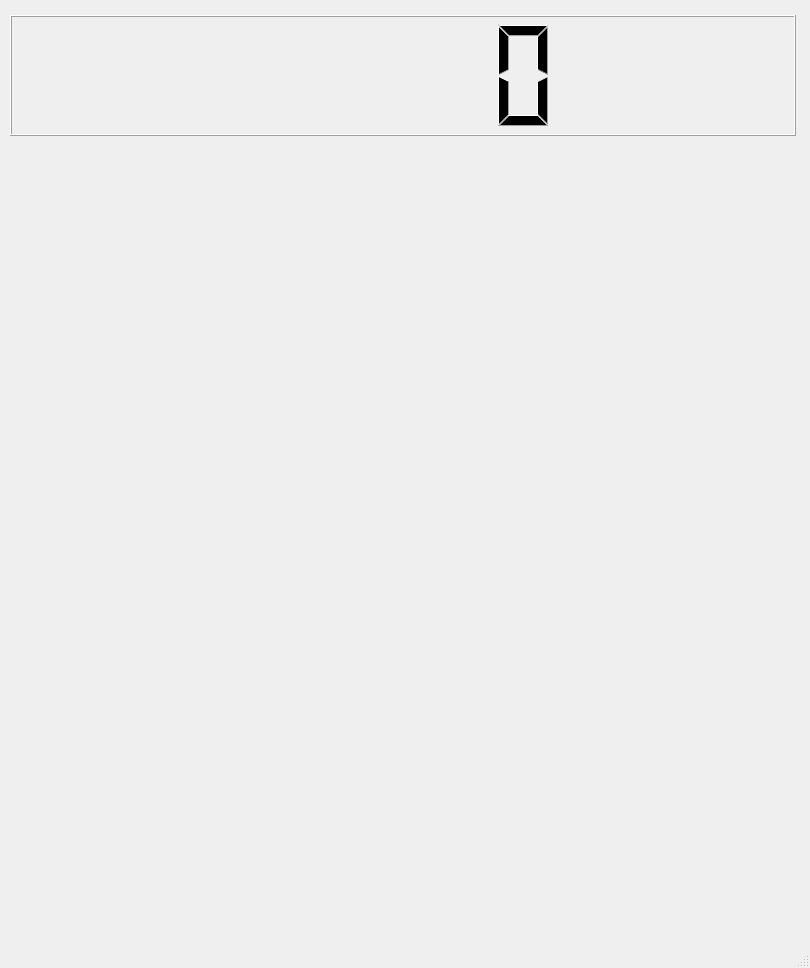
Qt form MainWindow.ui (Beziu/Calculator) before a commit.
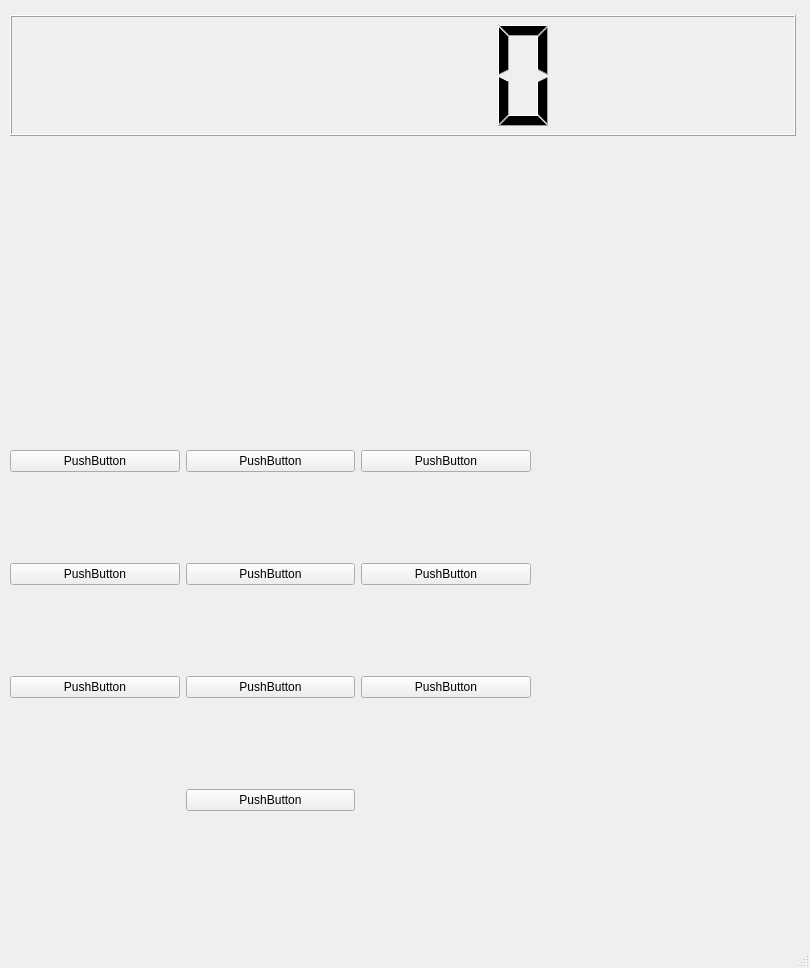
The same form after that commit.

Commit message: Ads numeric buttons

The edit to the form file:
```diff
--- a/MainWindow.ui
+++ b/MainWindow.ui
@@ -24,6 +24,88 @@
      </rect>
     </property>
    </widget>
+   <widget class="QWidget" name="gridLayoutWidget">
+    <property name="geometry">
+     <rect>
+      <x>10</x>
+      <y>365</y>
+      <width>521</width>
+      <height>531</height>
+     </rect>
+    </property>
+    <layout class="QGridLayout" name="gridLayout">
+     <item row="1" column="0">
+      <widget class="QPushButton" name="pushButton_2">
+       <property name="text">
+        <string>PushButton</string>
+       </property>
+      </widget>
+     </item>
+     <item row="0" column="1">
+      <widget class="QPushButton" name="pushButton_4">
+       <property name="text">
+        <string>PushButton</string>
+       </property>
+      </widget>
+     </item>
+     <item row="2" column="0">
+      <widget class="QPushButton" name="pushButton_3">
+       <property name="text">
+        <string>PushButton</string>
+       </property>
+      </widget>
+     </item>
+     <item row="1" column="1">
+      <widget class="QPushButton" name="pushButton_6">
+       <property name="text">
+        <string>PushButton</string>
+       </property>
+      </widget>
+     </item>
+     <item row="0" column="2">
+      <widget class="QPushButton" name="pushButton_5">
+       <property name="text">
+        <string>PushButton</string>
+       </property>
+      </widget>
+     </item>
+     <item row="2" column="2">
+      <widget class="QPushButton" name="pushButton_8">
+       <property name="text">
+        <string>PushButton</string>
+       </property>
+      </widget>
+     </item>
+     <item row="2" column="1">
+      <widget class="QPushButton" name="pushButton_9">
+       <property name="text">
+        <string>PushButton</string>
+       </property>
+      </widget>
+     </item>
+     <item row="1" column="2">
+      <widget class="QPushButton" name="pushButton_7">
+       <property name="text">
+        <string>PushButton</string>
+       </property>
+      </widget>
+     </item>
+     <item row="0" column="0">
+      <widget class="QPushButton" name="pushButton">
+       <property name="text">
+        <string>PushButton</string>
+       </property>
+      </widget>
+     </item>
+     <item row="3" column="1">
+      <widget class="QPushButton" name="pushButton_10">
+       <property name="text">
+        <string>PushButton</string>
+       </property>
+      </widget>
+     </item>
+    </layout>
+   </widget>
   </widget>
   <widget class="QMenuBar" name="menubar">
    <property name="geometry">
```
The commit also changes 1 other file.
